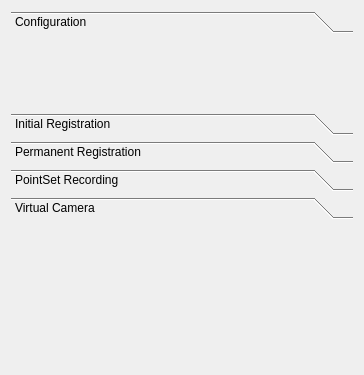
MITK/MITK, file Plugins/org.mitk.gui.qt.igtexamples/src/internal/QmitkIGTTrackingLabViewControls.ui: the form before one commit.
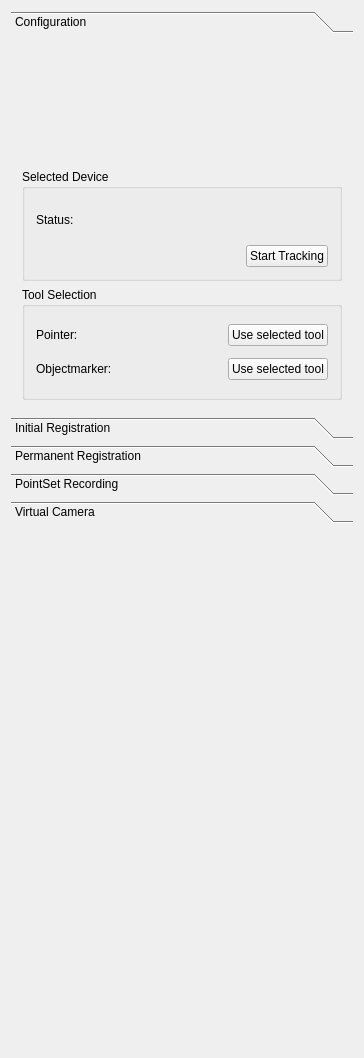
The form after the commit. Custom widgets are drawn as their Qt base class.

Commit message: Started redesign of TrackingLab: Mircoservices are integrated now, but view is not working yet

```diff
--- a/Plugins/org.mitk.gui.qt.igtexamples/src/internal/QmitkIGTTrackingLabViewControls.ui
+++ b/Plugins/org.mitk.gui.qt.igtexamples/src/internal/QmitkIGTTrackingLabViewControls.ui
@@ -7,7 +7,7 @@
     <x>0</x>
     <y>0</y>
     <width>364</width>
-    <height>375</height>
+    <height>1058</height>
    </rect>
   </property>
   <property name="minimumSize">
@@ -26,12 +26,175 @@
       <number>0</number>
      </property>
      <widget class="QWidget" name="page_6">
+      <property name="geometry">
+       <rect>
+        <x>0</x>
+        <y>0</y>
+        <width>345</width>
+        <height>322</height>
+       </rect>
+      </property>
       <attribute name="label">
        <string>Configuration</string>
       </attribute>
-      <layout class="QVBoxLayout" name="verticalLayout_5">
+      <layout class="QVBoxLayout" name="verticalLayout_7">
        <item>
-        <widget class="QmitkNDIConfigurationWidget" name="m_NDIConfigWidget" native="true"/>
+        <widget class="QmitkNavigationDataSourceSelectionWidget" name="m_TrackingDeviceSelectionWidget" native="true"/>
+       </item>
+       <item>
+        <widget class="QGroupBox" name="groupBox">
+         <property name="title">
+          <string>Selected Device</string>
+         </property>
+         <layout class="QVBoxLayout" name="verticalLayout_5">
+          <item>
+           <layout class="QHBoxLayout" name="horizontalLayout">
+            <item>
+             <widget class="QLabel" name="label">
+              <property name="text">
+               <string>Status:</string>
+              </property>
+             </widget>
+            </item>
+            <item>
+             <spacer name="horizontalSpacer">
+              <property name="orientation">
+               <enum>Qt::Horizontal</enum>
+              </property>
+              <property name="sizeHint" stdset="0">
+               <size>
+                <width>40</width>
+                <height>20</height>
+               </size>
+              </property>
+             </spacer>
+            </item>
+            <item>
+             <widget class="QLabel" name="m_TrackingDeviceStatusLabel">
+              <property name="text">
+               <string>&lt;not available&gt;</string>
+              </property>
+             </widget>
+            </item>
+           </layout>
+          </item>
+          <item>
+           <layout class="QHBoxLayout" name="horizontalLayout_2">
+            <item>
+             <spacer name="horizontalSpacer_2">
+              <property name="orientation">
+               <enum>Qt::Horizontal</enum>
+              </property>
+              <property name="sizeHint" stdset="0">
+               <size>
+                <width>40</width>
+                <height>20</height>
+               </size>
+              </property>
+             </spacer>
+            </item>
+            <item>
+             <widget class="QPushButton" name="m_StartStopTrackingButton">
+              <property name="text">
+               <string>Start Tracking</string>
+              </property>
+             </widget>
+            </item>
+           </layout>
+          </item>
+         </layout>
+        </widget>
+       </item>
+       <item>
+        <widget class="QGroupBox" name="groupBox_2">
+         <property name="title">
+          <string>Tool Selection</string>
+         </property>
+         <layout class="QVBoxLayout" name="verticalLayout_8">
+          <item>
+           <layout class="QHBoxLayout" name="horizontalLayout_3">
+            <item>
+             <widget class="QLabel" name="label_3">
+              <property name="text">
+               <string>Pointer:</string>
+              </property>
+             </widget>
+            </item>
+            <item>
+             <spacer name="horizontalSpacer_3">
+              <property name="orientation">
+               <enum>Qt::Horizontal</enum>
+              </property>
+              <property name="sizeHint" stdset="0">
+               <size>
+                <width>13</width>
+                <height>20</height>
+               </size>
+              </property>
+             </spacer>
+            </item>
+            <item>
+             <widget class="QLabel" name="m_PointerNameLabel">
+              <property name="text">
+               <string>&lt;not selected&gt;</string>
+              </property>
+              <property name="alignment">
+               <set>Qt::AlignRight|Qt::AlignTrailing|Qt::AlignVCenter</set>
+              </property>
+             </widget>
+            </item>
+            <item>
+             <widget class="QPushButton" name="m_UseAsPointerButton">
+              <property name="text">
+               <string>Use selected tool</string>
+              </property>
+             </widget>
+            </item>
+           </layout>
+          </item>
+          <item>
+           <layout class="QHBoxLayout" name="horizontalLayout_4">
+            <item>
+             <widget class="QLabel" name="label_4">
+              <property name="text">
+               <string>Objectmarker:</string>
+              </property>
+             </widget>
+            </item>
+            <item>
+             <spacer name="horizontalSpacer_4">
+              <property name="orientation">
+               <enum>Qt::Horizontal</enum>
+              </property>
+              <property name="sizeHint" stdset="0">
+               <size>
+                <width>47</width>
+                <height>20</height>
+               </size>
+              </property>
+             </spacer>
+            </item>
+            <item>
+             <widget class="QLabel" name="m_ObjectmarkerNameLabel">
+              <property name="text">
+               <string>&lt;not selected&gt;</string>
+              </property>
+              <property name="alignment">
+               <set>Qt::AlignRight|Qt::AlignTrailing|Qt::AlignVCenter</set>
+              </property>
+             </widget>
+            </item>
+            <item>
+             <widget class="QPushButton" name="m_UseAsObjectmarkerButton">
+              <property name="text">
+               <string>Use selected tool</string>
+              </property>
+             </widget>
+            </item>
+           </layout>
+          </item>
+         </layout>
+        </widget>
        </item>
       </layout>
      </widget>
@@ -119,12 +282,6 @@
    <header>QmitkFiducialRegistrationWidget.h</header>
    <container>1</container>
   </customwidget>
-  <customwidget>
-   <class>QmitkNDIConfigurationWidget</class>
-   <extends>QWidget</extends>
-   <header>QmitkNDIConfigurationWidget.h</header>
-   <container>1</container>
-  </customwidget>
   <customwidget>
    <class>QmitkToolSelectionWidget</class>
    <extends>QWidget</extends>
@@ -143,6 +300,12 @@
    <header>QmitkUpdateTimerWidget.h</header>
    <container>1</container>
   </customwidget>
+  <customwidget>
+   <class>QmitkNavigationDataSourceSelectionWidget</class>
+   <extends>QWidget</extends>
+   <header>QmitkNavigationDataSourceSelectionWidget.h</header>
+   <container>1</container>
+  </customwidget>
  </customwidgets>
  <resources/>
  <connections/>
```
Left out of the diff: 32 changed lines with no effect on the pictures. The commit also changes 1 other file.
